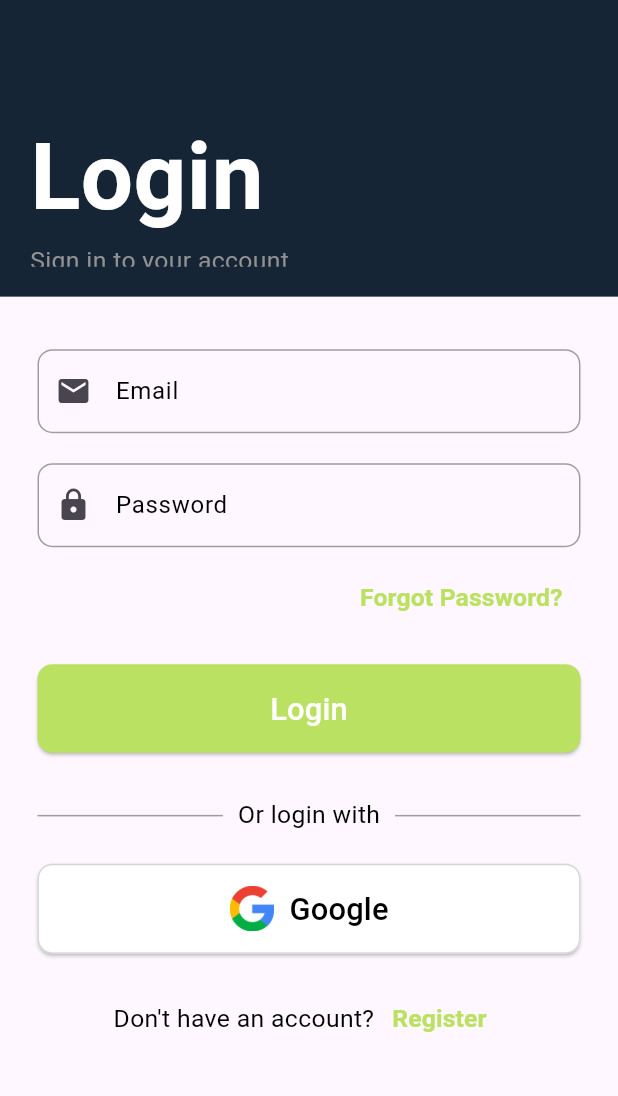
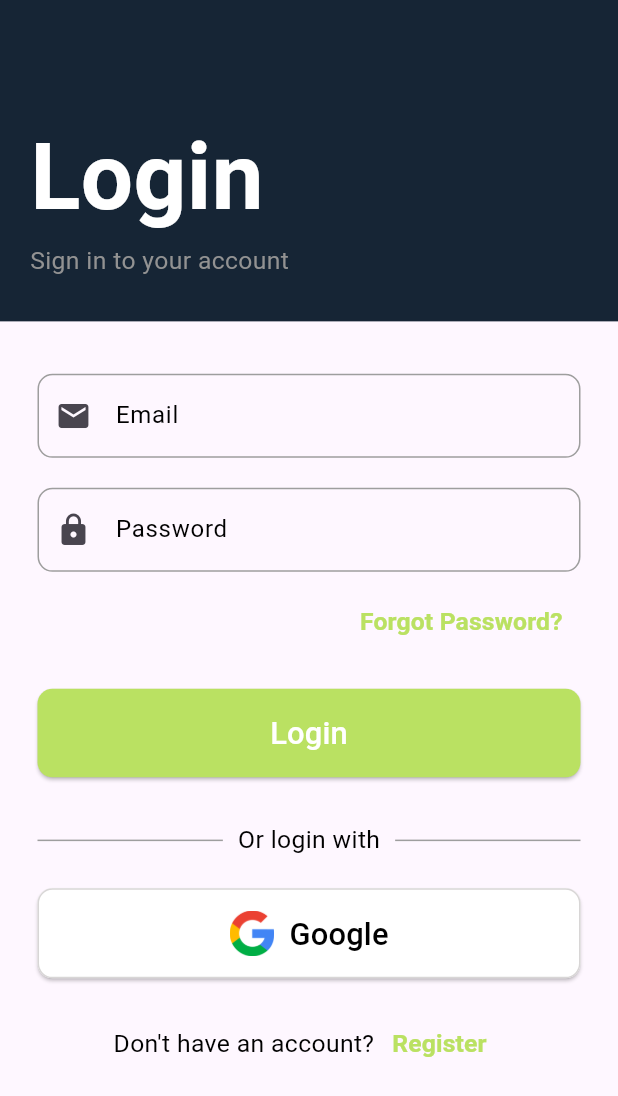
Before and after one commit to Dragorrik/Auth-testing-app, a Flutter app: the screen it shows after launch, after a tap on "Google", on a phone screen of 412 x 824 dp. Shown: the top 1096 px of the screen. Run offline on Flutter 3.47's test engine with Material 3 defaults, Android fonts, the phone set to English and light mode, and no system bars; our stand-ins replace firebase_auth, firebase_core, google_sign_in; accounts and stored records are empty; network calls fail.

Commit message:
Google authentication added

```diff
--- a/lib/auth_services/email_pass_auth.dart
+++ b/lib/auth_services/email_pass_auth.dart
@@ -1,10 +1,11 @@
 // ignore_for_file: use_build_context_synchronously
 
 import 'package:auth_test_app/pages/home_page.dart';
+import 'package:auth_test_app/pages/login_page.dart';
 import 'package:firebase_auth/firebase_auth.dart';
 import 'package:flutter/material.dart';
 
-class AuthService {
+class EmailPassAuthService {
   final FirebaseAuth _auth = FirebaseAuth.instance;
 
   // SnackBar Function
@@ -81,6 +82,8 @@ class AuthService {
   Future<void> logout(BuildContext context) async {
     try {
       await _auth.signOut();
+      Navigator.push(
+          context, MaterialPageRoute(builder: (context) => LoginPage()));
       showSnackBar(context, 'Logged out successfully!', Color(0XFFBAE162));
     } catch (e) {
       showSnackBar(context, 'An error occurred: $e', Colors.redAccent);
--- /dev/null
+++ b/lib/auth_services/google_auth.dart
@@ -0,0 +1,44 @@
+import 'package:auth_test_app/pages/home_page.dart';
+import 'package:firebase_auth/firebase_auth.dart';
+import 'package:flutter/material.dart';
+import 'package:google_sign_in/google_sign_in.dart';
+
+class GoogleAuthService {
+  // SnackBar Function
+  void showSnackBar(BuildContext context, String message, Color color) {
+    ScaffoldMessenger.of(context).showSnackBar(
+      SnackBar(content: Text(message), backgroundColor: color),
+    );
+  }
+
+  Future<void> signInWithGoogle(BuildContext context) async {
+    try {
+      final GoogleSignInAccount? googleUser = await GoogleSignIn().signIn();
+
+      if (googleUser == null) return;
+
+      final GoogleSignInAuthentication googleAuth =
+          await googleUser.authentication;
+
+      final OAuthCredential credential = GoogleAuthProvider.credential(
+        accessToken: googleAuth.accessToken,
+        idToken: googleAuth.idToken,
+      );
+
+      await FirebaseAuth.instance.signInWithCredential(credential);
+
+      Navigator.push(
+        context,
+        MaterialPageRoute(
+          builder: (context) => HomePage(),
+        ),
+      );
+
+      showSnackBar(context, 'Sign in successful!', Color(0XFFBAE162));
+    } on FirebaseAuthException catch (e) {
+      showSnackBar(context, 'An error occurred: $e', Colors.redAccent);
+    } catch (e) {
+      showSnackBar(context, 'An error occurred: $e', Colors.redAccent);
+    }
+  }
+}
--- a/lib/pages/login_page.dart
+++ b/lib/pages/login_page.dart
@@ -1,5 +1,5 @@
 import 'package:auth_test_app/auth_services/email_pass_auth.dart';
-import 'package:auth_test_app/pages/home_page.dart';
+import 'package:auth_test_app/auth_services/google_auth.dart';
 import 'package:auth_test_app/pages/register_page.dart';
 import 'package:flutter/material.dart';
 
@@ -25,7 +25,7 @@ class _LoginPageState extends State<LoginPage> {
           children: <Widget>[
             //Sign in title
             Container(
-              height: screenHeight * 0.24,
+              height: screenHeight * 0.26,
               width: double.infinity,
               decoration: BoxDecoration(
                 color: Color(0XFF162535),
@@ -110,8 +110,8 @@ class _LoginPageState extends State<LoginPage> {
                   const SizedBox(height: 20),
                   ElevatedButton(
                     onPressed: () {
-                      AuthService().login(context, emailController.text,
-                          passwordController.text);
+                      EmailPassAuthService().login(context,
+                          emailController.text, passwordController.text);
                       emailController.clear();
                       passwordController.clear();
                     },
@@ -162,7 +162,9 @@ class _LoginPageState extends State<LoginPage> {
                   //google button
                   const SizedBox(height: 20),
                   ElevatedButton(
-                    onPressed: () {},
+                    onPressed: () {
+                      GoogleAuthService().signInWithGoogle(context);
+                    },
                     style: ElevatedButton.styleFrom(
                       backgroundColor: Colors.white,
                       padding: EdgeInsets.symmetric(vertical: 15),
--- a/lib/pages/register_page.dart
+++ b/lib/pages/register_page.dart
@@ -126,15 +126,15 @@ class _RegisterPageState extends State<RegisterPage> {
                     onPressed: () {
                       if (passwordController.text !=
                           confirmPasswordController.text) {
-                        AuthService().showSnackBar(
+                        EmailPassAuthService().showSnackBar(
                           context,
                           "Your password didn't match",
                           Colors.redAccent,
                         );
                         return;
                       }
-                      AuthService().register(context, emailController.text,
-                          passwordController.text);
+                      EmailPassAuthService().register(context,
+                          emailController.text, passwordController.text);
                       Navigator.push(context,
                           MaterialPageRoute(builder: (context) => LoginPage()));
                       emailController.clear();
```
Also changed, not shown: lib/pages/home_page.dart (+26 -5 lines), 1 other file.
